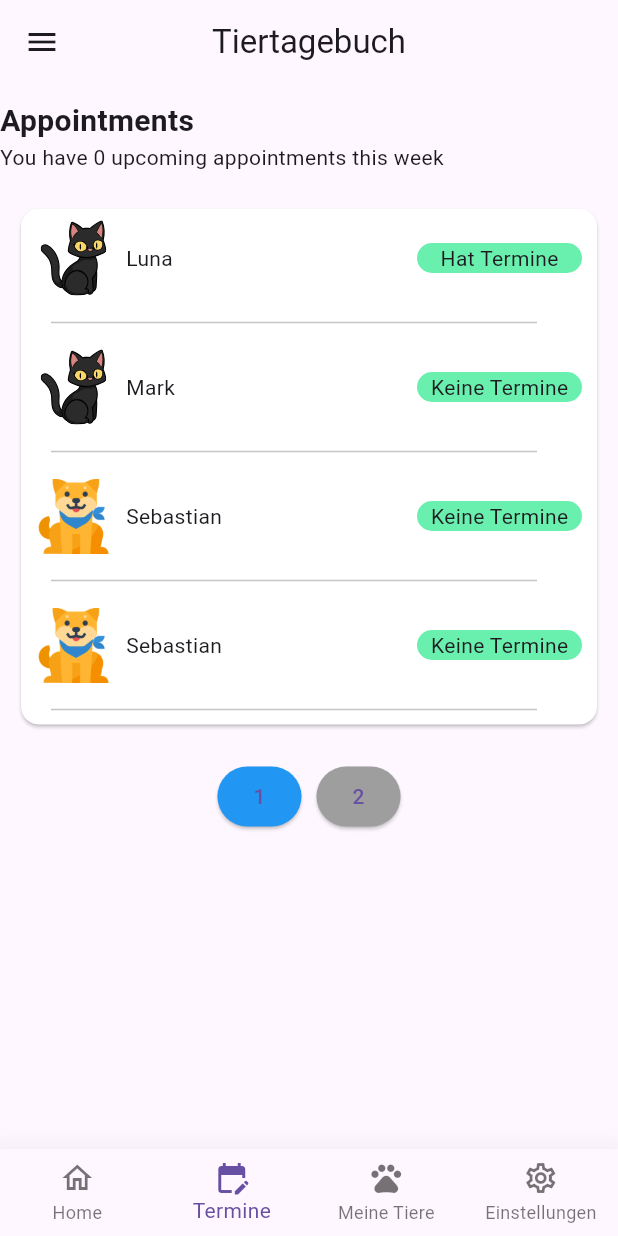
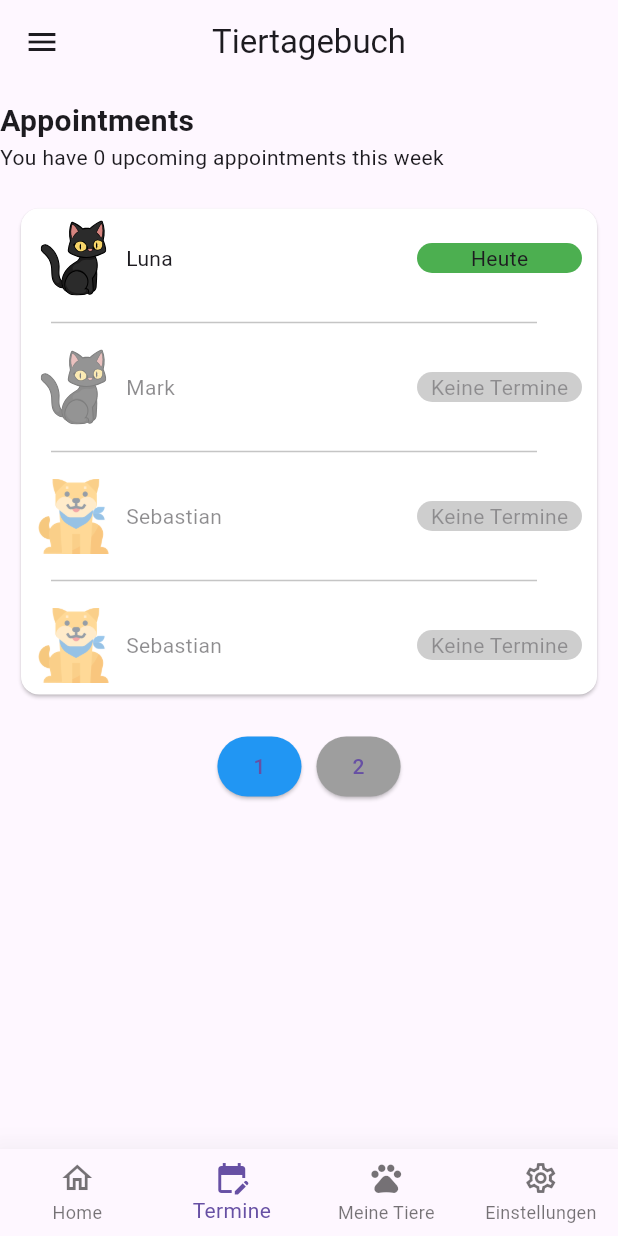
Before and after one commit to domsteindl/Pet_Diary, a Flutter app: the screen it shows after launch, item 2 of the bottom bar chosen, on a phone screen of 412 x 824 dp. Run offline on Flutter 3.47's test engine with Material 3 defaults, Android fonts, the light colour scheme and no system bars; our stand-ins replace carousel_slider, flutter_svg, table_calendar; network calls fail.

Commit message:
build dynamic calculation of next Appointment and adjust screen to it

```diff
--- a/lib/src/core/services/pet_manager.dart
+++ b/lib/src/core/services/pet_manager.dart
@@ -17,13 +17,14 @@ class PetManager {
           "https://upload.wikimedia.org/wikipedia/commons/thumb/1/15/Cat_August_2010-4.jpg/1200px-Cat_August_2010-4.jpg",
       appointments: [
         PetAppointment(
-          date: DateTime(2025, DateTime.september, 27),
+          date: DateTime(2025, DateTime.october, 08, 17),
           description: "Entläusen",
         ),
         PetAppointment(
-          date: DateTime(2025, DateTime.september, 27),
+          date: DateTime(2025, DateTime.october, 09, 18),
           description: "Haare Schneiden",
         ),
+
         PetAppointment(
           date: DateTime(2025, DateTime.september, 28),
           description: "Waschen",
--- /dev/null
+++ b/lib/src/core/utils/appointment_utils.dart
@@ -0,0 +1,46 @@
+import 'dart:ui';
+
+import 'package:flutter/material.dart';
+
+class AppointmentUtils {
+
+
+String dateToHumanReadableString(DateTime? date) {
+  if (date == null) return "Keine Termine";
+
+  final now = DateTime.now();
+  final today = DateTime(now.year, now.month, now.day); // ignore hours/minutes
+  final targetDate = DateTime(date.year, date.month, date.day);
+
+  final diffDays = targetDate.difference(today).inDays;
+
+  if (diffDays == 0) {
+    return "Heute";
+  } else if (diffDays == 1) {
+    return "Morgen";
+  } else if (diffDays > 1 && diffDays < 7) {
+    return "Bald";
+  } else {
+    return "Keine Termine";
+  }
+}
+
+
+
+Color getAppointmentColor(DateTime? date) {
+  if (date == null) return Colors.grey;
+
+  final now = DateTime.now();
+  final today = DateTime(now.year, now.month, now.day);
+  final target = DateTime(date.year, date.month, date.day);
+  final difference = target.difference(today).inDays;
+
+  if (difference == 0) return Colors.green;
+  if(difference == 1) return Colors.orange;
+  if (difference > 1 && difference < 7) return Colors.yellow;
+  if (difference >= 7) return Colors.blue;
+  return Colors.grey;
+}
+
+
+}
--- a/lib/src/features/appointments/presentation/screens/pet_appointments.dart
+++ b/lib/src/features/appointments/presentation/screens/pet_appointments.dart
@@ -2,6 +2,7 @@ import 'package:flutter/material.dart';
 import 'package:flutter_svg/flutter_svg.dart';
 import 'package:pet_diary/src/core/models/pet.dart';
 import 'package:pet_diary/src/core/services/pet_manager.dart';
+import 'package:pet_diary/src/core/utils/appointment_utils.dart';
 
 class PetAppointmentScreen extends StatefulWidget {
   const PetAppointmentScreen({super.key});
@@ -39,16 +40,19 @@ class _PetAppointmentScreenState extends State<PetAppointmentScreen> {
             return FadeTransition(opacity: animation, child: child);
           },
           child: Padding(
+            key: ValueKey(currentTab),
             padding: const EdgeInsets.all(10.0),
             child: Card(
               color: Colors.white,
               elevation: 1,
               child: Column(
-                key: ValueKey(currentTab),
-                children: petsInTab.map((pet) {
+                children: petsInTab.asMap().entries.map((entry) {
+                  int index = entry.key;
+                  Pet pet = entry.value;
                   return Column(
                     children: [
                       _buildPetRow(pet),
+                      if (index != petsInTab.length - 1)
                         Divider(
                           thickness: 1,
                           height: 20,
@@ -95,33 +99,75 @@ class _PetAppointmentScreenState extends State<PetAppointmentScreen> {
   }
 
   Widget _buildPetRow(Pet pet) {
-    return Padding(
-      padding: const EdgeInsets.symmetric(vertical: 8, horizontal: 10),
+    final hasAppointments = (pet.appointments ?? []).isNotEmpty;
+    AppointmentUtils helperFunctions = AppointmentUtils();
+    final upcomingAppointments =
+        (pet.appointments ?? [])
+            .where((a) => !a.date.isBefore(DateTime.now())) // today or future
+            .toList()
+          ..sort((a, b) => a.date.compareTo(b.date));
+    DateTime? nextDate = upcomingAppointments.isNotEmpty
+        ? upcomingAppointments.first.date
+        : null;
+
+    Widget row = Row(
+      children: [
+        if (pet.species.imagePath.contains(".svg"))
+          SvgPicture.asset(pet.species.imagePath, width: 50, height: 50)
+        else
+          Image.asset(pet.species.imagePath, width: 50, height: 50),
+        const SizedBox(width: 10),
+        Expanded(child: Text(pet.name)),
+        Container(
+          alignment: Alignment.center,
+          decoration: BoxDecoration(
+            borderRadius: BorderRadius.circular(20),
+            color: helperFunctions.getAppointmentColor(nextDate),
+          ),
+          height: 20,
+          width: 110,
+          child: Text(helperFunctions.dateToHumanReadableString(nextDate)),
+        ),
+      ],
+    );
+
+    Widget rowClickable = InkWell(
+      onTap: () {
+        showDialog(
+          context: context,
+          builder: (context) {
+            return Dialog(child: Text(upcomingAppointments.first.description));
+          },
+        );
+      },
       child: Row(
         children: [
           if (pet.species.imagePath.contains(".svg"))
             SvgPicture.asset(pet.species.imagePath, width: 50, height: 50)
           else
             Image.asset(pet.species.imagePath, width: 50, height: 50),
-
           const SizedBox(width: 10),
           Expanded(child: Text(pet.name)),
           Container(
             alignment: Alignment.center,
             decoration: BoxDecoration(
               borderRadius: BorderRadius.circular(20),
-              color: Colors.greenAccent,
+              color: helperFunctions.getAppointmentColor(nextDate),
             ),
             height: 20,
             width: 110,
-            child: Text(
-              ((pet.appointments ?? []).isEmpty)
-                  ? "Keine Termine"
-                  : "Hat Termine",
-            ),
+            child: Text(helperFunctions.dateToHumanReadableString(nextDate)),
           ),
         ],
       ),
     );
+
+    return Padding(
+      padding: const EdgeInsets.symmetric(vertical: 8, horizontal: 10),
+      child: Opacity(
+        opacity: hasAppointments ? 1.0 : 0.5,
+        child: hasAppointments ? rowClickable : row,
+      ),
+    );
   }
 }
```
Lines whose indentation alone changed are shown as unchanged.
